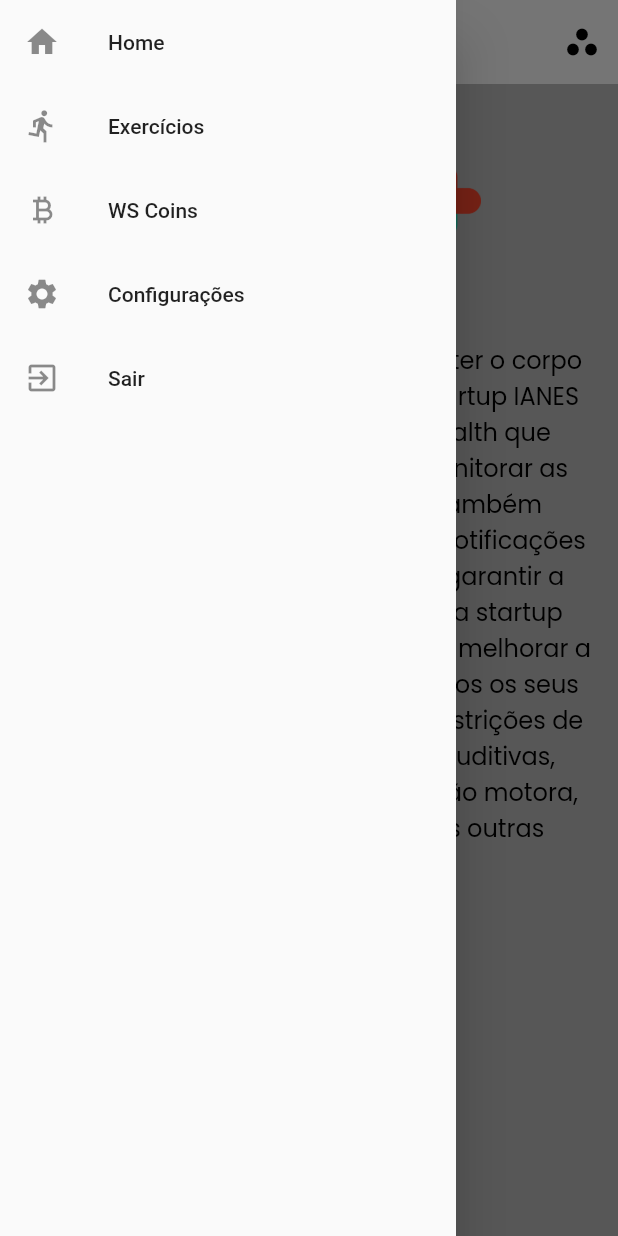
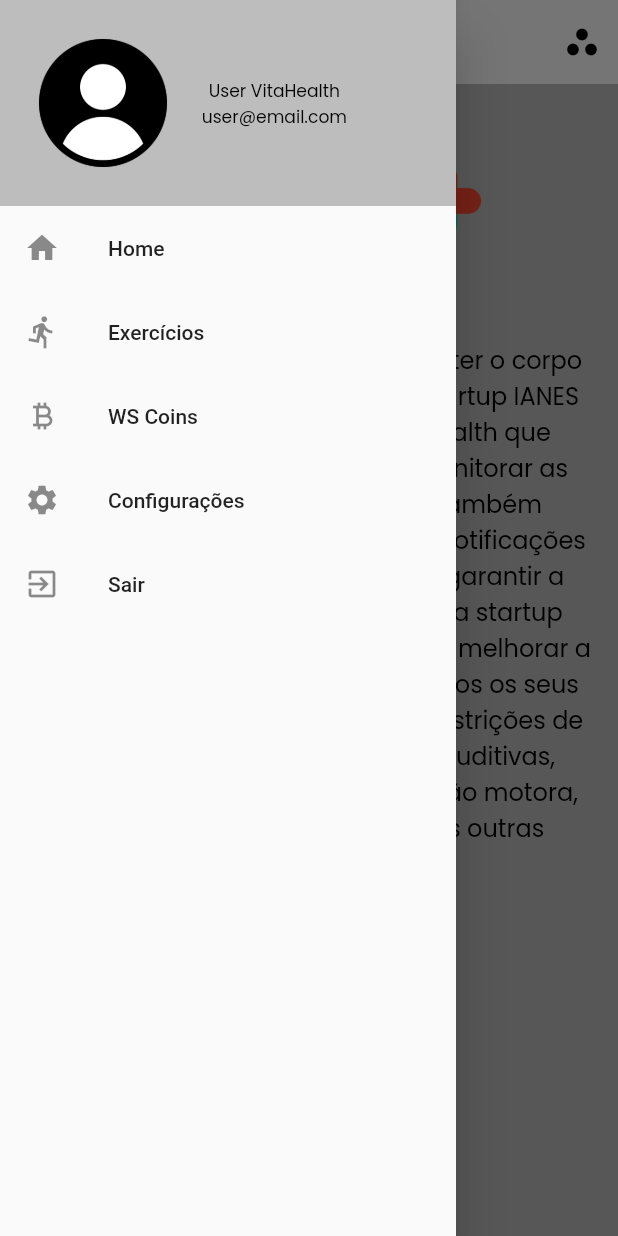
Before and after one commit to megarubber/vitahealth, a Flutter app: the Home screen opened directly, with the side drawer open, on a phone screen of 412 x 824 dp. Run offline on Flutter 3.47's test engine with Material 2 defaults, Android fonts, the phone set to English and light mode, and no system bars; our stand-ins replace flutter_screenutil, fluttertoast, google_fonts, image_picker, mask_text_input_formatter, sqflite; accounts and stored records are empty; project files that could hold a hidden picture were left out.

Commit message:
feat: display the basic user information in drawer

```diff
--- a/lib/screens/home.dart
+++ b/lib/screens/home.dart
@@ -2,6 +2,8 @@ import 'package:flutter/material.dart';
 import 'package:flutter_screenutil/flutter_screenutil.dart';
 import 'package:google_fonts/google_fonts.dart';
 import 'package:vitahealth/colors.dart';
+import 'package:vitahealth/globals.dart';
+import 'package:vitahealth/utility.dart';
 
 class Home extends StatefulWidget {
   HomeState createState() => HomeState();
@@ -77,6 +79,51 @@ class MyDrawerWidget extends StatelessWidget {
     return Drawer(
       child: ListView(
         children: <Widget>[
+          Container(
+            color: ProjectColors().backgroundV1,
+            child: Padding(
+              padding: EdgeInsets.all(20.sp),
+              child: Row(
+                children: <Widget>[
+                  ClipRRect(
+                    borderRadius: BorderRadius.circular(60),
+                    child: UserGlobals.getUsername() == 'vitahealth_user' ?
+                    Image.asset('assets/images/user_icon.png', width: 80.sp, height: 80.sp) :
+                    Image.memory(
+                      Utility.dataFromBase64String(
+                        UserGlobals.getRawPictureString(),
+                      ),
+                      width: 80.sp, height: 80.sp,
+                      fit: BoxFit.cover
+                    )
+                  ),
+                  Padding(
+                    padding: const EdgeInsets.only(left: 20),
+                    child: Column(
+                      children: <Widget>[
+                        Text(
+                          UserGlobals.getSeparatedName(0) + ' ' + UserGlobals.getSeparatedName(1),
+                          style: GoogleFonts.poppins(
+                            fontSize: 10.sp,
+                            color: ProjectColors().title
+                          ),
+                          textAlign: TextAlign.center
+                        ),
+                        Text(
+                          UserGlobals.getEmail(),
+                          style: GoogleFonts.poppins(
+                            fontSize: 10.sp,
+                            color: ProjectColors().title
+                          ),
+                          textAlign: TextAlign.center
+                        ),
+                      ]
+                    )
+                  )
+                ]
+              ),
+            ),
+          ),
           ListTile(
             leading: const Icon(Icons.home),
             title: const Text('Home'),
```
